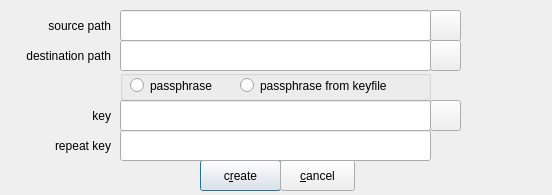
The window that zuluCrypt-gui/cryptfiles.ui (mhogomchungu/zuluCrypt) describes before a commit, drawn with Qt 5.
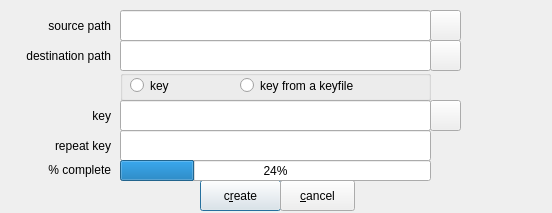
The same window after the commit.

What changed in the file:
```diff
--- a/zuluCrypt-gui/cryptfiles.ui
+++ b/zuluCrypt-gui/cryptfiles.ui
@@ -10,7 +10,7 @@
     <x>0</x>
     <y>0</y>
     <width>552</width>
-    <height>195</height>
+    <height>213</height>
    </rect>
   </property>
   <property name="windowTitle">
@@ -62,7 +62,7 @@
    <property name="geometry">
     <rect>
      <x>200</x>
-     <y>160</y>
+     <y>180</y>
      <width>81</width>
      <height>31</height>
     </rect>
@@ -138,7 +138,7 @@
      </rect>
     </property>
     <property name="text">
-     <string>passphrase</string>
+     <string>key</string>
     </property>
    </widget>
    <widget class="QRadioButton" name="rbKeyFile">
@@ -151,7 +151,7 @@
      </rect>
     </property>
     <property name="text">
-     <string>passphrase from keyfile</string>
+     <string>key from a keyfile</string>
     </property>
    </widget>
   </widget>
@@ -224,7 +224,7 @@
    <property name="geometry">
     <rect>
      <x>280</x>
-     <y>160</y>
+     <y>180</y>
      <width>75</width>
      <height>31</height>
     </rect>
@@ -233,6 +233,35 @@
     <string>&amp;cancel</string>
    </property>
   </widget>
+  <widget class="QProgressBar" name="progressBar">
+   <property name="geometry">
+    <rect>
+     <x>120</x>
+     <y>160</y>
+     <width>311</width>
+     <height>21</height>
+    </rect>
+   </property>
+   <property name="value">
+    <number>24</number>
+   </property>
+  </widget>
+  <widget class="QLabel" name="labelProgressBar">
+   <property name="geometry">
+    <rect>
+     <x>0</x>
+     <y>149</y>
+     <width>111</width>
+     <height>41</height>
+    </rect>
+   </property>
+   <property name="text">
+    <string>% complete</string>
+   </property>
+   <property name="alignment">
+    <set>Qt::AlignRight|Qt::AlignTrailing|Qt::AlignVCenter</set>
+   </property>
+  </widget>
  </widget>
  <tabstops>
   <tabstop>lineEditDestinationPath</tabstop>
```
